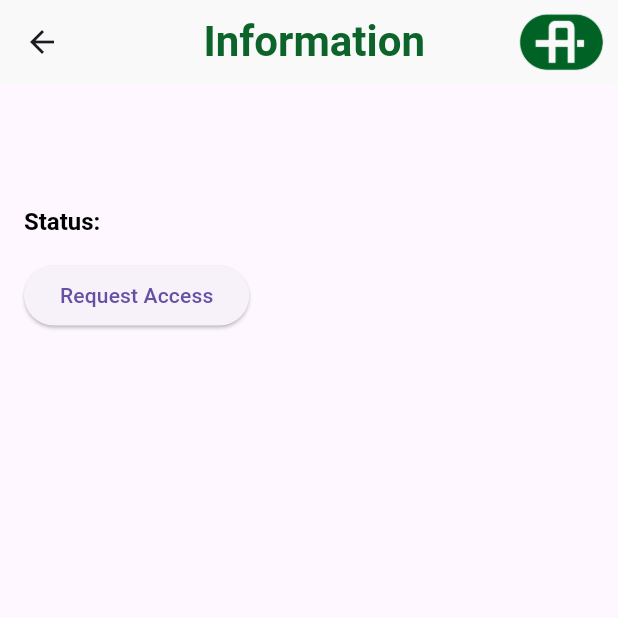
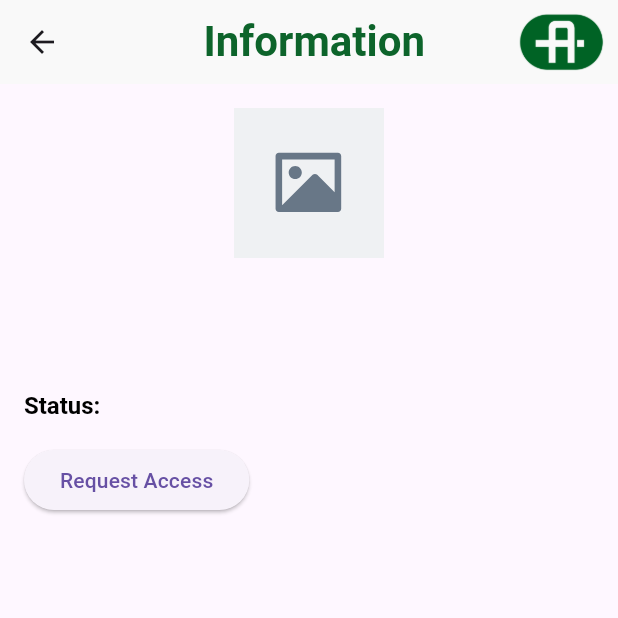
Before and after one commit to AndKlet/Autronica-Onboarding-clean, a Flutter app: the SoftwareInfoPage screen opened directly with empty values, on a phone screen of 412 x 824 dp, the top half of it. Run offline on Flutter 3.47's test engine with Material 3 defaults, Android fonts, the phone set to English and light mode, and no system bars; our stand-ins replace dotted_border, flutter_svg; network calls fail.

```diff
--- a/frontend/autron/lib/src/screens/software_info_screen.dart
+++ b/frontend/autron/lib/src/screens/software_info_screen.dart
@@ -1,6 +1,7 @@
 import 'package:flutter/material.dart';
 import 'package:autron/src/widgets/app_bar.dart';
 import 'package:autron/src/widgets/request_access_form.dart';
+import 'package:flutter_svg/flutter_svg.dart';
 
 /// The SoftwareInfoPage widget displays the information of a software.
 ///
@@ -9,11 +10,15 @@ class SoftwareInfoPage extends StatelessWidget {
   final String softwareName;
   final String? softwareStatus;
   final String? softwareInfo = 'This is a placeholder for software information.';
+  final String softwareDescription;
+  final String? softwareImage;
 
   const SoftwareInfoPage({
     super.key,
     required this.softwareName,
     this.softwareStatus,
+    required this.softwareDescription,
+    this.softwareImage,
   });
 
   @override
@@ -25,6 +30,29 @@ class SoftwareInfoPage extends StatelessWidget {
           child: Column(
             crossAxisAlignment: CrossAxisAlignment.start,
             children: [
+              Center(
+              child: softwareImage != null && softwareImage!.isNotEmpty
+                ? Image.network(
+                    softwareImage!,
+                    width: 200, // Set appropriate width
+                    height: 200, // Set appropriate height
+                    fit: BoxFit.contain,
+                    errorBuilder: (context, error, stackTrace) {
+                      return SvgPicture.asset(
+                        'assets/images/logo-placeholder.svg',
+                        width: 100,
+                        height: 100,
+                        fit: BoxFit.cover,
+                      );
+                    },
+                  )
+                : SvgPicture.asset(
+                    'assets/images/logo-placeholder.svg',
+                    width: 100,
+                    height: 100,
+                    fit: BoxFit.cover,
+                  ),
+                ),
               Text(
                 softwareName,
                 style: const TextStyle(
@@ -33,10 +61,10 @@ class SoftwareInfoPage extends StatelessWidget {
                 ),
               ),
               const SizedBox(height: 16),
-              // Text(
-              //   softwareInfo,
-              //   style: const TextStyle(fontSize: 16),
-              // ),
+              Text(
+              softwareDescription, // Display the description here
+              style: const TextStyle(fontSize: 16),
+            ),
               const SizedBox(height: 16),
               RichText(
                 text: TextSpan(
--- a/frontend/autron/lib/src/screens/software_screen.dart
+++ b/frontend/autron/lib/src/screens/software_screen.dart
@@ -97,6 +97,9 @@ class _SoftwarePageState extends State<SoftwarePage> {
               builder: (context) => SoftwareInfoPage(
                 softwareName: software.name,
                 softwareStatus: software.status ?? 'Not Requested',
+                softwareDescription: software.description,
+                softwareImage: software.image,
+
               ),
             ),
           );
--- a/frontend/autron/lib/src/view_models/software_model.dart
+++ b/frontend/autron/lib/src/view_models/software_model.dart
@@ -7,6 +7,7 @@ class Software {
   String? status; // Optional status
   Department department;
   String image;
+  String description;
 
   Software({
     required this.id,
@@ -14,6 +15,7 @@ class Software {
     this.status, // Optional status
     required this.department,
     required this.image,
+    required this.description
   });
 
   // Method to convert JSON to Software object
@@ -26,6 +28,7 @@ class Software {
       image: json['image'] != null && json['image'].startsWith('/')
         ? 'https://164.92.218.9${json['image']}'
         : json['image'] ?? '',
+      description: json['description'] as String
 
     );
   }
```
Also changed, not shown: 3 other files.
